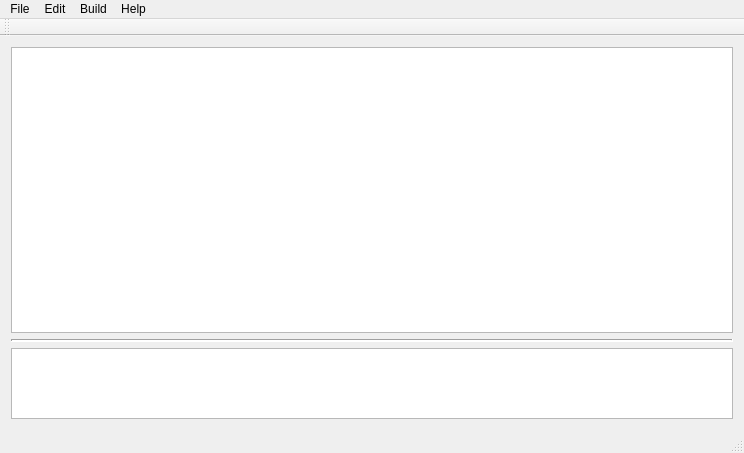
rwadud/SCAPES, file Interface/mainwindow.ui: the form before one commit.
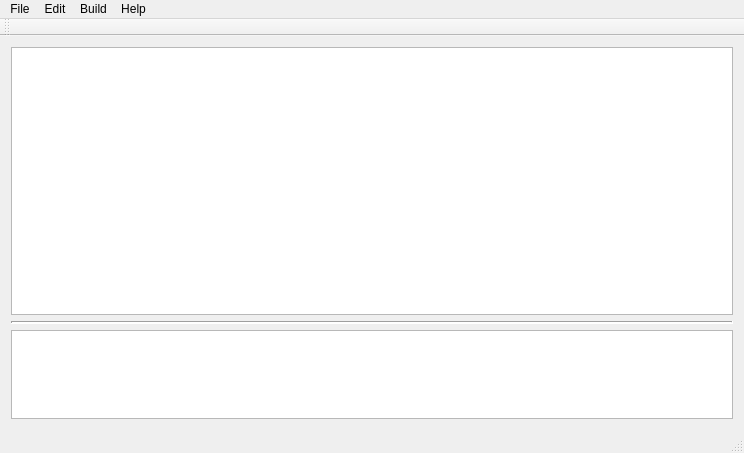
The form after the commit.

The edit to the form file:
```diff
--- a/Interface/mainwindow.ui
+++ b/Interface/mainwindow.ui
@@ -22,7 +22,7 @@
         <property name="sizePolicy">
          <sizepolicy hsizetype="Expanding" vsizetype="Expanding">
           <horstretch>0</horstretch>
-          <verstretch>4</verstretch>
+          <verstretch>3</verstretch>
          </sizepolicy>
         </property>
        </widget>
```
